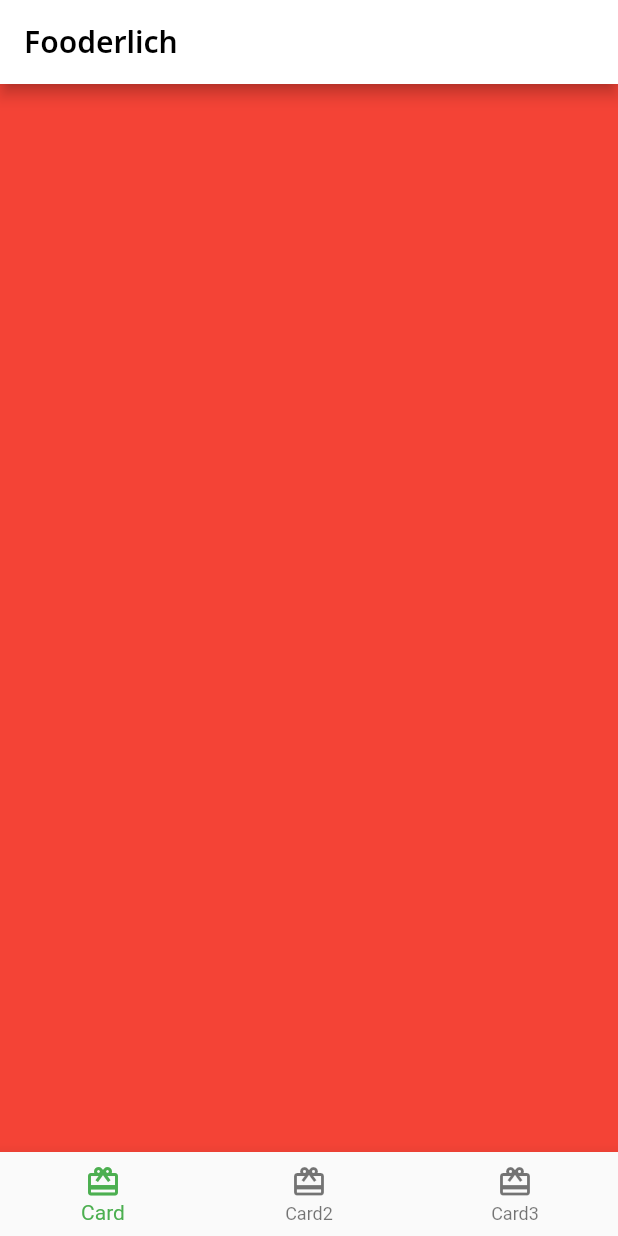
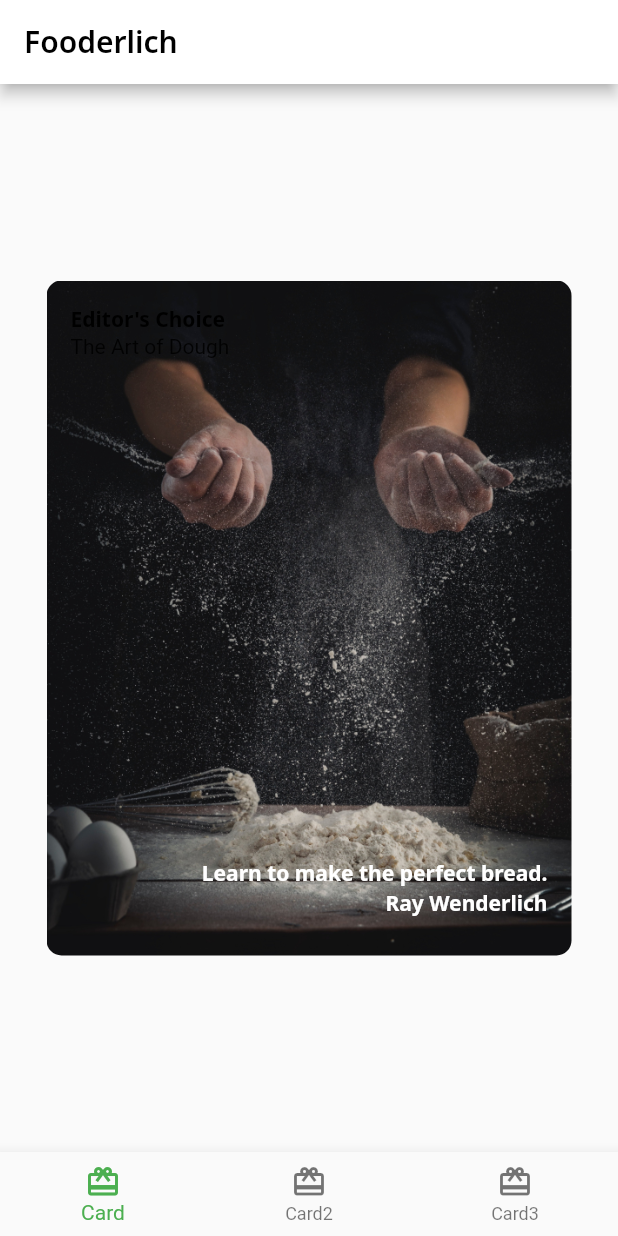
Before and after one commit to nestoredduardo/recipe-app, a Flutter app: the screen it shows after launch, on a phone screen of 412 x 824 dp. Run offline on Flutter 3.47's test engine with Material 2 defaults, Android fonts, the phone set to English and light mode, and no system bars; our stand-ins replace google_fonts.

Commit message:
Card 1 Ready

```diff
--- a/lib/card1.dart
+++ b/lib/card1.dart
@@ -0,0 +1,73 @@
+import 'package:flutter/material.dart';
+import 'recipe_theme.dart';
+
+class Card1 extends StatelessWidget {
+  const Card1({Key? key}) : super(key: key);
+  // 1
+  final String category = 'Editor\'s Choice';
+  final String title = 'The Art of Dough';
+  final String description = 'Learn to make the perfect bread.';
+  final String chef = 'Ray Wenderlich';
+
+  // 2
+  @override
+  Widget build(BuildContext context) {
+    // 3
+    return Center(
+      // TODO: Card1 Decorate Container
+      child: Container(
+        child: Stack(
+          children: [
+            Text(
+              category,
+              style: RecipeTheme.lightTextTheme.bodyText1,
+            ),
+            Positioned(
+              child: Text(
+                title,
+                style: RecipeTheme.darkTextTheme.headline5,
+              ),
+              top: 20,
+            ),
+            Positioned(
+              child: Text(
+                description,
+                style: RecipeTheme.darkTextTheme.bodyText1,
+              ),
+              bottom: 30,
+              right: 0,
+            ),
+            // 11
+            Positioned(
+              child: Text(
+                chef,
+                style: RecipeTheme.darkTextTheme.bodyText1,
+              ),
+              bottom: 10,
+              right: 0,
+            )
+          ],
+        ),
+        // 1
+        padding: const EdgeInsets.all(16),
+        // 2
+        constraints: const BoxConstraints.expand(
+          width: 350,
+          height: 450,
+        ),
+        // 3
+        decoration: const BoxDecoration(
+          // 4
+          image: DecorationImage(
+            // 5
+            image: AssetImage('assets/mag1.png'),
+            // 6
+            fit: BoxFit.cover,
+          ),
+          // 7
+          borderRadius: BorderRadius.all(Radius.circular(10.0)),
+        ),
+      ),
+    );
+  }
+}
--- a/lib/home.dart
+++ b/lib/home.dart
@@ -1,4 +1,6 @@
 import 'package:flutter/material.dart';
+
+import 'card1.dart';
 
 // 1
 class Home extends StatefulWidget {
@@ -14,8 +16,7 @@ class _HomeState extends State<Home> {
 
   // 8
   static List<Widget> pages = <Widget>[
-    // TODO: Replace with Card1
-    Container(color: Colors.red),
+    const Card1(),
     // TODO: Replace with Card2
     Container(color: Colors.green),
     // TODO: Replace with Card3
--- a/lib/main.dart
+++ b/lib/main.dart
@@ -1,5 +1,4 @@
 import 'package:flutter/material.dart';
-import 'package:google_fonts/google_fonts.dart';
 
 import 'recipe_theme.dart';
 import 'home.dart';
--- a/pubspec.yaml
+++ b/pubspec.yaml
@@ -59,9 +59,8 @@ flutter:
   uses-material-design: true
 
   # To add assets to your application, add an assets section, like this:
-  # assets:
-  #   - images/a_dot_burr.jpeg
-  #   - images/a_dot_ham.jpeg
+  assets:
+    - assets/
 
   # An image asset can refer to one or more resolution-specific "variants", see
   # https://flutter.dev/assets-and-images/#resolution-aware.
```
Also changed, not shown: assets/mag1.png (added), lib/card2.dart (added).
